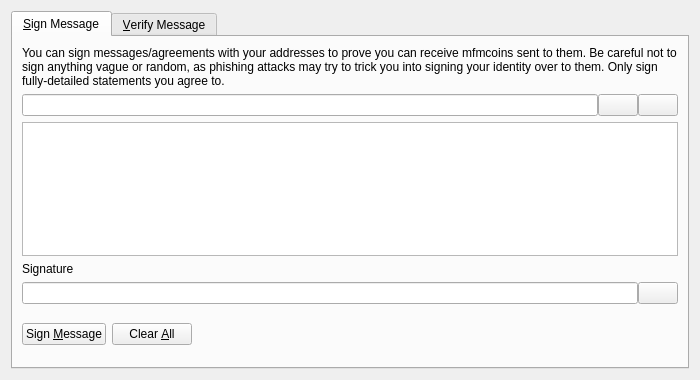
This is src/qt/forms/signverifymessagedialog.ui in mfmcoin/mfmcoin as Qt 5 draws it before an edit. The edited form follows.
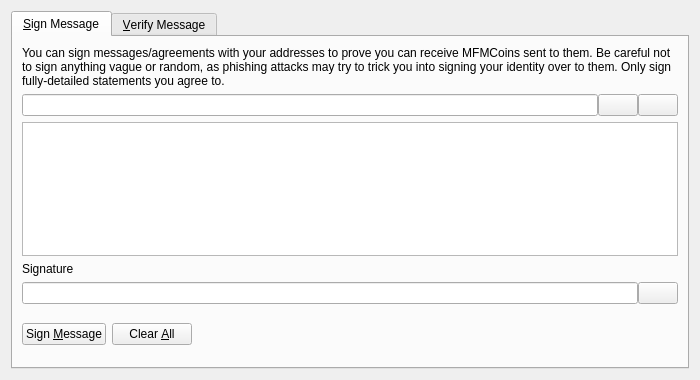
This is the edited form. Icons and pictures are not drawn. Custom widgets are drawn as their Qt base class.

```diff
--- a/src/qt/forms/signverifymessagedialog.ui
+++ b/src/qt/forms/signverifymessagedialog.ui
@@ -30,7 +30,7 @@
        <item>
         <widget class="QLabel" name="infoLabel_SM">
          <property name="text">
-          <string>You can sign messages/agreements with your addresses to prove you can receive mfmcoins sent to them. Be careful not to sign anything vague or random, as phishing attacks may try to trick you into signing your identity over to them. Only sign fully-detailed statements you agree to.</string>
+          <string>You can sign messages/agreements with your addresses to prove you can receive MFMCoins sent to them. Be careful not to sign anything vague or random, as phishing attacks may try to trick you into signing your identity over to them. Only sign fully-detailed statements you agree to.</string>
          </property>
          <property name="textFormat">
           <enum>Qt::PlainText</enum>
```
Left out of the diff: 8 changed lines with no effect on the pictures.
